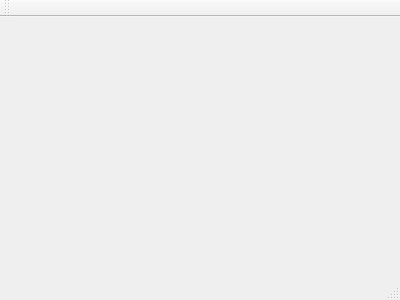
godotc/toys, file cc/GL/with_QT/src/mainwindow.ui: the form before one commit.
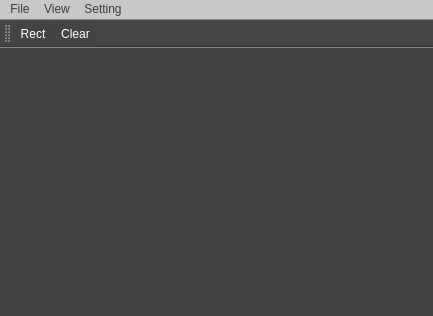
The form after the commit.

Patch:
```diff
--- a/cc/GL/with_QT/src/mainwindow.ui
+++ b/cc/GL/with_QT/src/mainwindow.ui
@@ -1,24 +1,84 @@
 <ui version="4.0"> 
  <class>MainWindow</class>
- <widget class="QMainWindow" name="MainWindow" >
-  <property name="geometry" >
+ <widget class="QMainWindow" name="MainWindow">
+  <property name="geometry">
    <rect>
     <x>0</x>
     <y>0</y>
-    <width>400</width>
-    <height>300</height>
+    <width>433</width>
+    <height>316</height>
    </rect>
   </property>
   <property name="windowTitle" >
    <string>MainWindow</string>
   </property>
-  <widget class="QMenuBar" name="menuBar" />
-  <widget class="QToolBar" name="mainToolBar" />
-  <widget class="QWidget" name="centralWidget" />
-  <widget class="QStatusBar" name="statusBar" />
+  <property name="styleSheet">
+   <string notr="true">QWidget{
+	background-color: rgb(68, 68, 68);
+	color: rgb(255, 255, 255);
+	font: 10pt &quot;Serif&quot;;
+}
+
+QMenuBar{
+	background-color: rgb(200, 200, 200);
+	color: rgb(60, 60, 60);
+}</string>
+  </property>
+  <widget class="QWidget" name="centralWidget"/>
+  <widget class="QMenuBar" name="menuBar">
+   <property name="geometry">
+    <rect>
+     <x>0</x>
+     <y>0</y>
+     <width>433</width>
+     <height>22</height>
+    </rect>
+   </property>
+   <widget class="QMenu" name="menuFile">
+    <property name="title">
+     <string>File</string>
+    </property>
+   </widget>
+   <widget class="QMenu" name="menuView">
+    <property name="title">
+     <string>View</string>
+    </property>
+   </widget>
+   <widget class="QMenu" name="menuSetting">
+    <property name="title">
+     <string>Setting</string>
+    </property>
+   </widget>
+   <addaction name="menuFile"/>
+   <addaction name="menuView"/>
+   <addaction name="menuSetting"/>
+  </widget>
+  <widget class="QToolBar" name="mainToolBar">
+   <property name="windowTitle">
+    <string>Hello GL</string>
+   </property>
+   <attribute name="toolBarArea">
+    <enum>TopToolBarArea</enum>
+   </attribute>
+   <attribute name="toolBarBreak">
+    <bool>false</bool>
+   </attribute>
+   <addaction name="actionRect"/>
+   <addaction name="actionClear"/>
+  </widget>
+  <widget class="QStatusBar" name="statusBar"/>
+  <action name="actionRect">
+   <property name="text">
+    <string>Rect</string>
+   </property>
+  </action>
+  <action name="actionClear">
+   <property name="text">
+    <string>Clear</string>
+   </property>
+  </action>
  </widget>
- <layoutDefault spacing="6" margin="11" />
- <pixmapfunction></pixmapfunction>
+ <layoutdefault spacing="6" margin="11"/>
  <resources/>
  <connections/>
 </ui>
```
Left out of the diff: 5 changed lines with no effect on the pictures.
